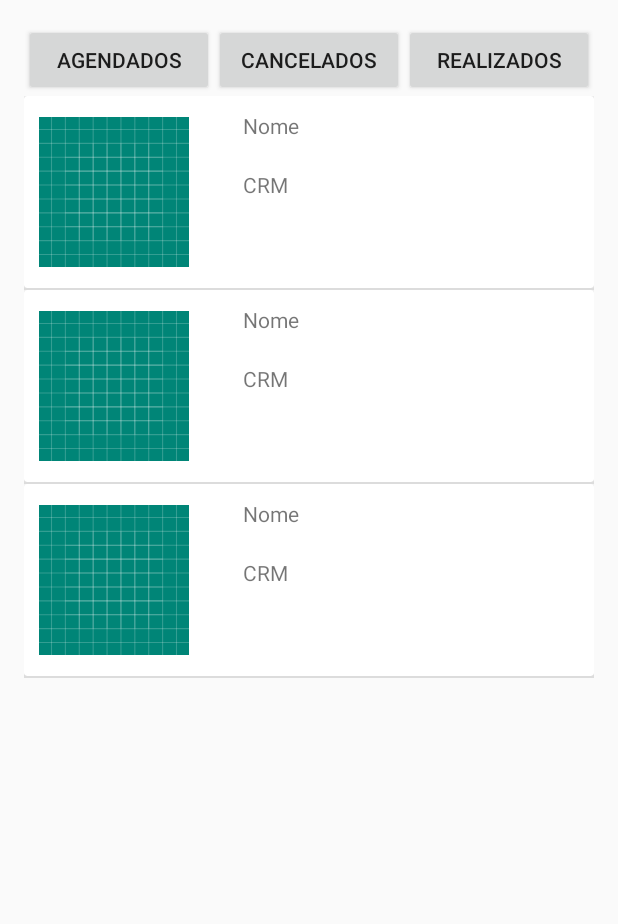
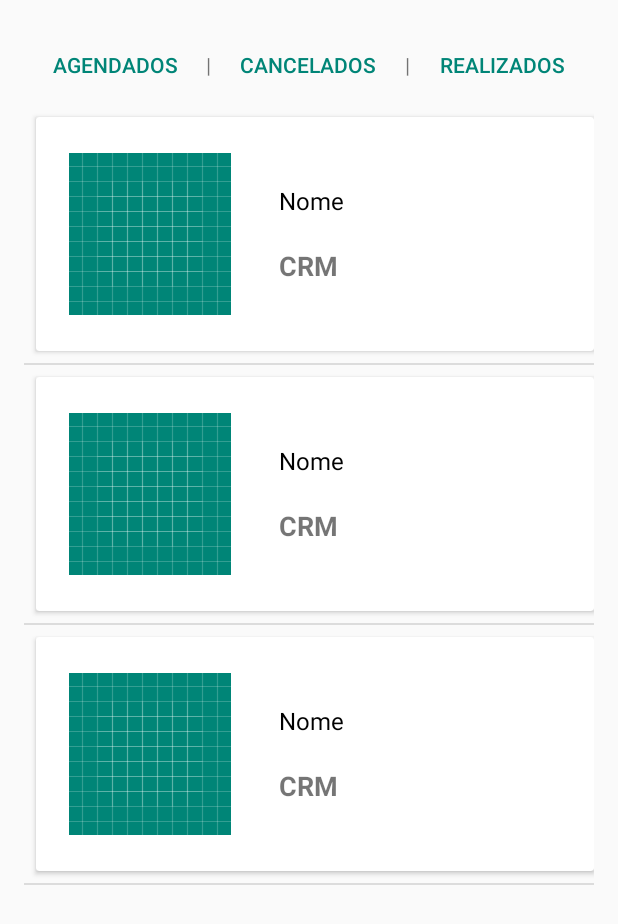
Before and after one commit to DanieleAndrade/FisioHome, an Android app: the layout activity_agendamentos.xml on its own in the app's theme, with its tools: preview values and no code run, on a phone screen of 412 x 824 dp. Shown: the top 924 px of the screen. Run offline under Robolectric (Android 15) with nearby library versions, the phone set to English and light mode, and no system bars.

Commit message:
Melhorando design tela de listagem de agendamentos

```diff
--- a/app/src/main/res/layout/activity_agendamentos.xml
+++ b/app/src/main/res/layout/activity_agendamentos.xml
@@ -14,27 +14,43 @@
 
         <Button
             android:id="@+id/button_agendamentos_agendados"
-            android:layout_width="0dp"
+            android:text="@string/agendados"
+            tools:ignore="ButtonStyle"
+            style="?attr/buttonBarButtonStyle"
+            android:textColor="@color/colorPrimary"
+            android:layout_width="wrap_content"
             android:layout_height="wrap_content"
-            android:layout_weight="1"
-            android:text="@string/agendados"
-            tools:ignore="ButtonStyle" />
+            android:layout_weight="1" />
+
+        <TextView
+            android:layout_width="wrap_content"
+            android:layout_height="wrap_content"
+            android:text="|" />
 
         <Button
             android:id="@+id/button__agendamentos_cancelados"
-            android:layout_width="0dp"
+            android:text="@string/cancelados"
+            tools:ignore="ButtonStyle"
+            style="?attr/buttonBarButtonStyle"
+            android:textColor="@color/colorPrimary"
+            android:layout_width="wrap_content"
             android:layout_height="wrap_content"
-            android:layout_weight="1"
-            android:text="@string/cancelados"
-            tools:ignore="ButtonStyle" />
+            android:layout_weight="1" />
+
+        <TextView
+            android:layout_width="wrap_content"
+            android:layout_height="wrap_content"
+            android:text="|" />
 
         <Button
             android:id="@+id/button__agendamentos_realizados"
-            android:layout_width="0dp"
+            android:text="@string/realizados"
+            style="?attr/buttonBarButtonStyle"
+            android:textColor="@color/colorPrimary"
+            android:layout_width="wrap_content"
             android:layout_height="wrap_content"
             android:layout_weight="1"
-            android:text="@string/realizados"
-            tools:ignore="ButtonStyle" />
+            tools:ignore="ButtonStyle"/>
 
     </LinearLayout>
 
--- a/app/src/main/res/layout/item_lista_agendamentos.xml
+++ b/app/src/main/res/layout/item_lista_agendamentos.xml
@@ -8,39 +8,53 @@
 
     <android.support.v7.widget.CardView
         android:layout_width="match_parent"
-        android:layout_height="wrap_content">
+        android:layout_height="wrap_content"
+        android:layout_marginBottom="8dp"
+        android:layout_marginTop="8dp"
+        android:layout_marginLeft="8dp">
 
         <LinearLayout
             android:layout_width="match_parent"
-            android:layout_height="match_parent"
-            android:orientation="horizontal">
+            android:layout_height="140dp"
+            android:layout_margin="8dp"
+            android:orientation="horizontal"
+            android:padding="8dp">
 
             <ImageView
-                android:layout_width="100dp"
-                android:layout_height="match_parent"
-                android:layout_margin="10dp"
                 android:contentDescription="@string/fisioterapeuta"
                 app:srcCompat="@drawable/ic_launcher_background"
-                tools:ignore="VectorDrawableCompat" />
+                tools:ignore="VectorDrawableCompat"
+                android:layout_width="120dp"
+                android:layout_height="wrap_content"
+                android:scaleType="centerInside"
+                android:layout_marginTop="8dp"/>
 
             <LinearLayout
+                android:orientation="vertical"
                 android:layout_width="match_parent"
                 android:layout_height="match_parent"
-                android:layout_marginStart="16dp"
-                android:layout_marginEnd="16dp"
-                android:orientation="vertical">
+                android:layout_marginBottom="8dp"
+                android:layout_marginLeft="16dp"
+                android:layout_marginRight="8dp"
+                android:layout_marginTop="8dp"
+                android:gravity="center_vertical">
 
                 <TextView
                     android:layout_width="match_parent"
                     android:layout_height="wrap_content"
                     android:layout_margin="10dp"
-                    android:text="@string/nome" />
+                    android:text="@string/nome"
+                    android:textColor="@android:color/black"
+                    android:textSize="16sp"/>
 
                 <TextView
                     android:layout_width="match_parent"
                     android:layout_height="wrap_content"
                     android:layout_margin="10dp"
-                    android:text="@string/crm" />
+                    android:text="@string/crm"
+                    android:textSize="18sp"
+                    android:textStyle="bold"
+                    android:layout_marginTop="8dp"/>
             </LinearLayout>
         </LinearLayout>
     </android.support.v7.widget.CardView>
```
